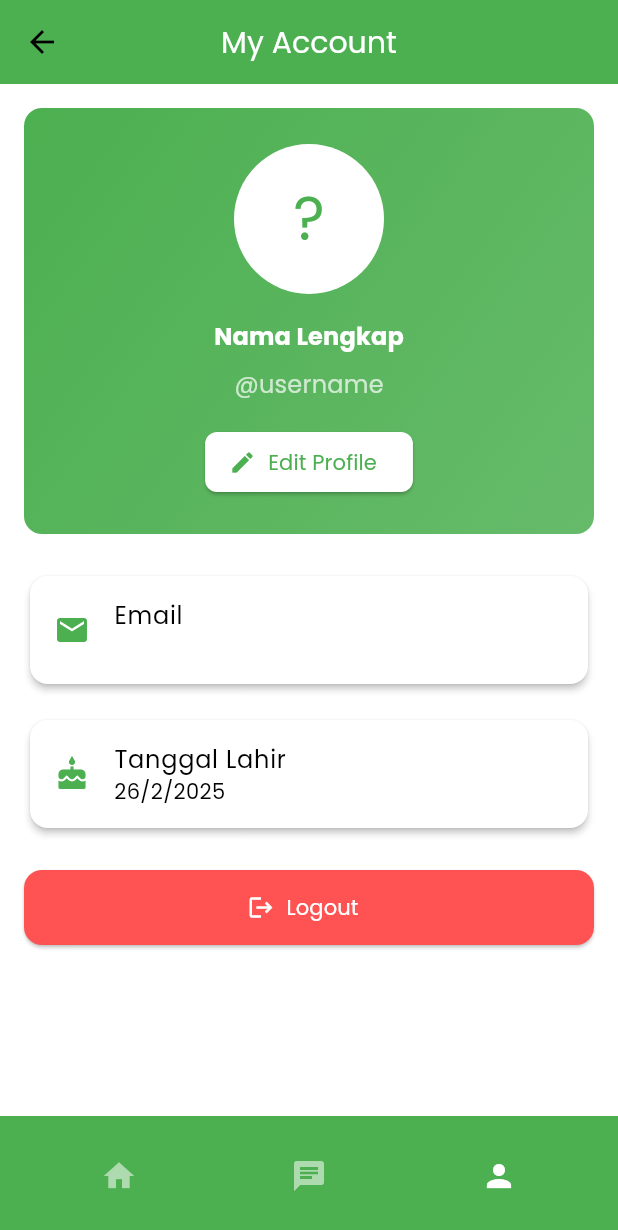
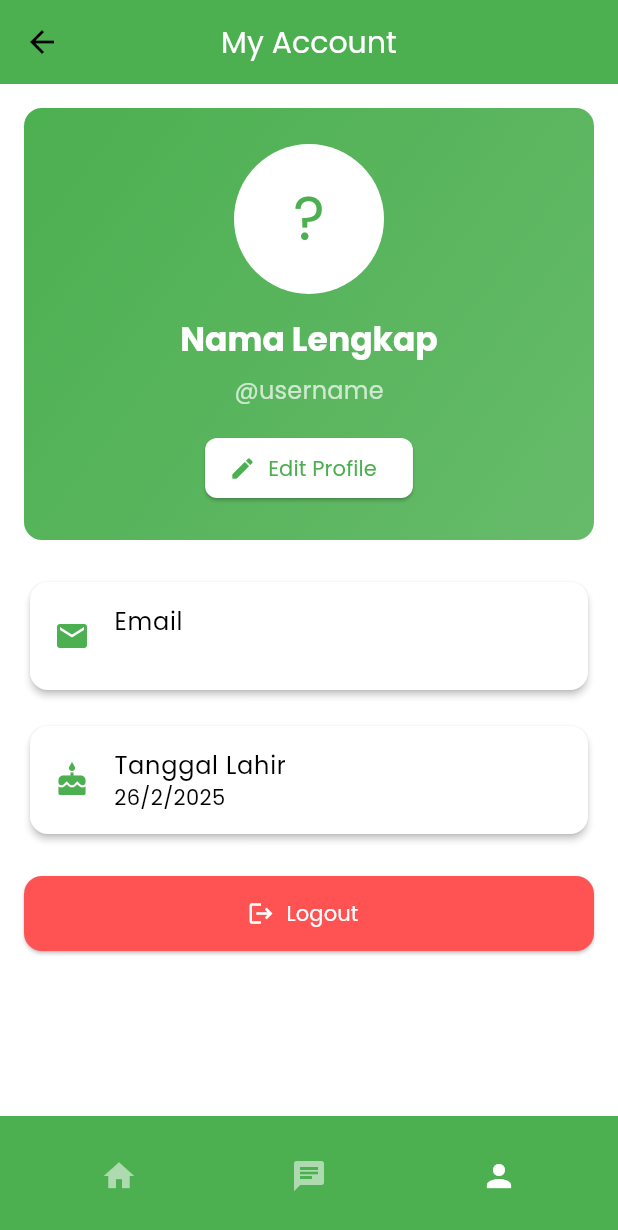
Before and after one commit to athilaramdani/wastewise, a Flutter app: the AccountView screen opened by its route, on a phone screen of 412 x 824 dp. Shown: the top 1230 px of the screen. Run offline on Flutter 3.47's test engine with Material 3 defaults, Android fonts, the phone set to English and light mode, and no system bars; our stand-ins replace cloud_firestore, dio, firebase_auth, firebase_core, fl_chart, flutter_dotenv and 8 more; accounts and stored records are empty.

Commit message:
update user ui

```diff
--- a/lib/app/modules/account/views/account_view.dart
+++ b/lib/app/modules/account/views/account_view.dart
@@ -61,7 +61,7 @@ class AccountView extends GetView<AccountController> {
                       const SizedBox(height: 16),
                       Text(
                         user.fullName.isNotEmpty ? user.fullName : 'Nama Lengkap',
-                        style: Theme.of(context).textTheme.titleMedium?.copyWith(
+                        style: Theme.of(context).textTheme.titleLarge?.copyWith(
                           color: Colors.white,
                           fontWeight: FontWeight.bold,
                         ),
```
